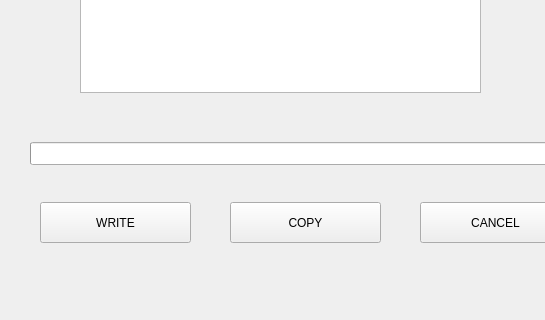
Above: dima/dima_frontend/gui.ui from FrancescoGalasso/disk_image_manager_app before the change; both pictures show x 0 to 545 and y 448 to 768 of the 1204 by 768 pixel window. Below: the same form after it.
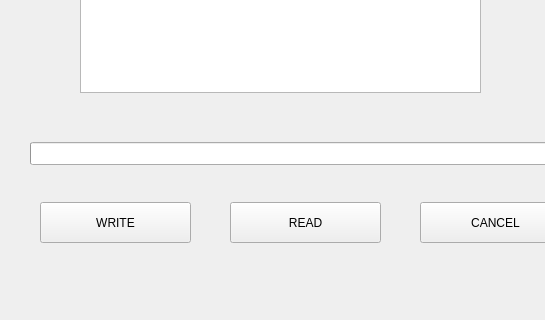
That is the form after the change.

Commit message: added refresh plugged devices logic on UI

Diff of the .ui file:
```diff
--- a/dima/dima_frontend/gui.ui
+++ b/dima/dima_frontend/gui.ui
@@ -49,7 +49,7 @@
     </rect>
    </property>
    <property name="text">
-    <string>COPY</string>
+    <string>READ</string>
    </property>
   </widget>
   <widget class="QPushButton" name="cancel_btn">
```
Left out of the diff: 2 changed lines with no effect on the pictures. The commit also changes 1 other file.
